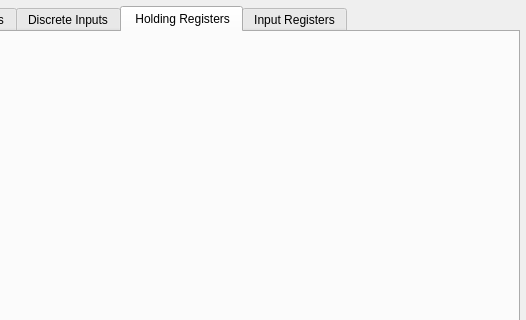
The window that src/modbus/SAKModbusDebugPage.ui (x-tools-author/x-tools) describes before a commit, drawn with Qt 5; both pictures show x 305 to 831 and y 0 to 320 of the 831 by 655 pixel window.
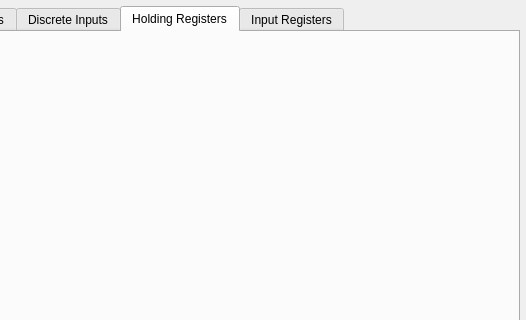
The same window after the commit. The open tabs and pages were chosen to show the change.

Patch:
```diff
--- a/src/modbus/SAKModbusDebugPage.ui
+++ b/src/modbus/SAKModbusDebugPage.ui
@@ -94,7 +94,7 @@
      </widget>
      <widget class="QWidget" name="holdingRegistersWidget">
       <attribute name="title">
-       <string> Holding Registers</string>
+       <string>Holding Registers</string>
       </attribute>
      </widget>
      <widget class="QWidget" name="inputRegistersWidget">
```
Left out of the diff: 2 changed lines with no effect on the pictures.
